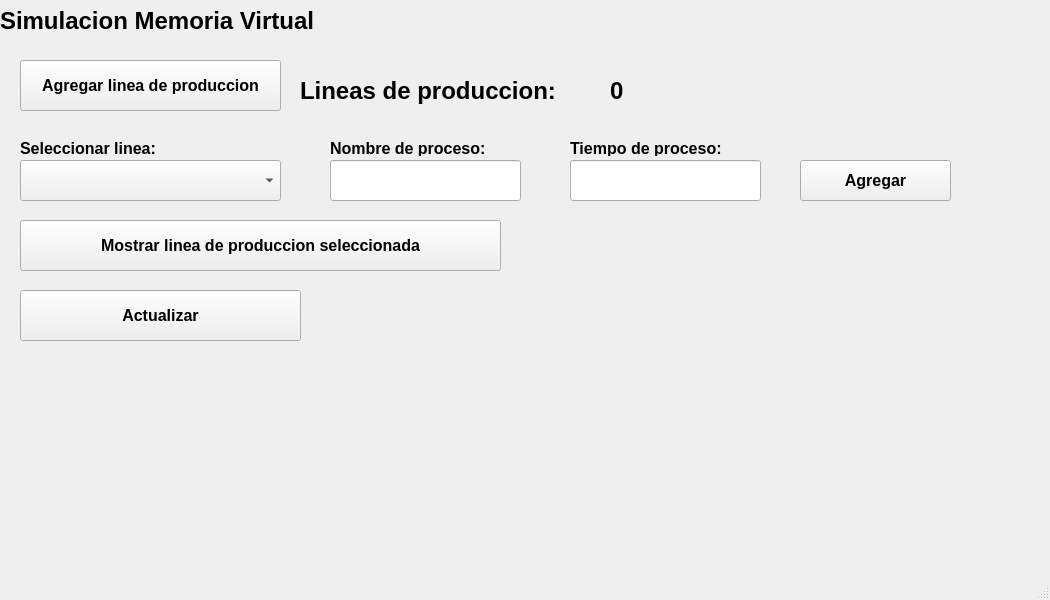
Old version of the form GUI/ventanaprincipal.ui in the repository JoseDavidSS/AED2.LineaProduccion-Simulada.
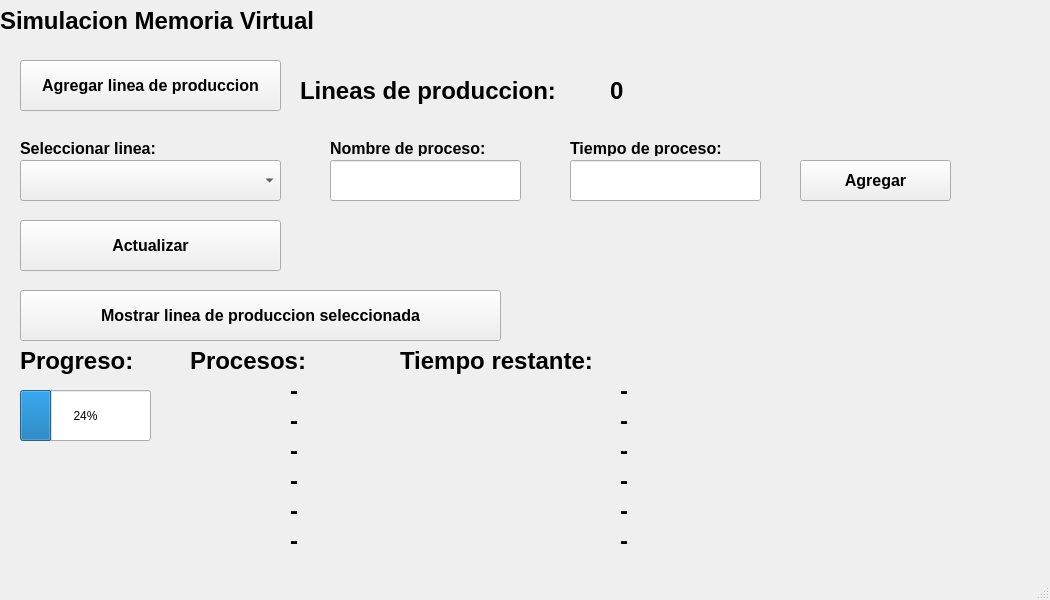
New version of the form.

Commit message: Se trabaja en la interfaz gráfica con logica

What changed in the file:
```diff
--- a/GUI/ventanaprincipal.ui
+++ b/GUI/ventanaprincipal.ui
@@ -38,7 +38,7 @@
     <property name="geometry">
      <rect>
       <x>20</x>
-      <y>220</y>
+      <y>290</y>
       <width>481</width>
       <height>51</height>
      </rect>
@@ -200,8 +200,8 @@
     <property name="geometry">
      <rect>
       <x>20</x>
-      <y>290</y>
-      <width>281</width>
+      <y>220</y>
+      <width>261</width>
       <height>51</height>
      </rect>
     </property>
@@ -256,6 +256,319 @@
      </rect>
     </property>
    </widget>
+   <widget class="QProgressBar" name="progressBar">
+    <property name="geometry">
+     <rect>
+      <x>20</x>
+      <y>390</y>
+      <width>131</width>
+      <height>51</height>
+     </rect>
+    </property>
+    <property name="value">
+     <number>24</number>
+    </property>
+   </widget>
+   <widget class="QLabel" name="label_7">
+    <property name="geometry">
+     <rect>
+      <x>20</x>
+      <y>340</y>
+      <width>131</width>
+      <height>41</height>
+     </rect>
+    </property>
+    <property name="font">
+     <font>
+      <pointsize>18</pointsize>
+      <weight>75</weight>
+      <bold>true</bold>
+     </font>
+    </property>
+    <property name="text">
+     <string>Progreso:</string>
+    </property>
+   </widget>
+   <widget class="QLabel" name="label_8">
+    <property name="geometry">
+     <rect>
+      <x>190</x>
+      <y>340</y>
+      <width>131</width>
+      <height>41</height>
+     </rect>
+    </property>
+    <property name="font">
+     <font>
+      <pointsize>18</pointsize>
+      <weight>75</weight>
+      <bold>true</bold>
+     </font>
+    </property>
+    <property name="text">
+     <string>Procesos:</string>
+    </property>
+   </widget>
+   <widget class="QLabel" name="label_9">
+    <property name="geometry">
+     <rect>
+      <x>290</x>
+      <y>370</y>
+      <width>31</width>
+      <height>41</height>
+     </rect>
+    </property>
+    <property name="font">
+     <font>
+      <pointsize>18</pointsize>
+      <weight>75</weight>
+      <bold>true</bold>
+     </font>
+    </property>
+    <property name="text">
+     <string>-</string>
+    </property>
+   </widget>
+   <widget class="QLabel" name="label_10">
+    <property name="geometry">
+     <rect>
+      <x>290</x>
+      <y>400</y>
+      <width>31</width>
+      <height>41</height>
+     </rect>
+    </property>
+    <property name="font">
+     <font>
+      <pointsize>18</pointsize>
+      <weight>75</weight>
+      <bold>true</bold>
+     </font>
+    </property>
+    <property name="text">
+     <string>-</string>
+    </property>
+   </widget>
+   <widget class="QLabel" name="label_11">
+    <property name="geometry">
+     <rect>
+      <x>290</x>
+      <y>430</y>
+      <width>31</width>
+      <height>41</height>
+     </rect>
+    </property>
+    <property name="font">
+     <font>
+      <pointsize>18</pointsize>
+      <weight>75</weight>
+      <bold>true</bold>
+     </font>
+    </property>
+    <property name="text">
+     <string>-</string>
+    </property>
+   </widget>
+   <widget class="QLabel" name="label_12">
+    <property name="geometry">
+     <rect>
+      <x>290</x>
+      <y>460</y>
+      <width>31</width>
+      <height>41</height>
+     </rect>
+    </property>
+    <property name="font">
+     <font>
+      <pointsize>18</pointsize>
+      <weight>75</weight>
+      <bold>true</bold>
+     </font>
+    </property>
+    <property name="text">
+     <string>-</string>
+    </property>
+   </widget>
+   <widget class="QLabel" name="label_13">
+    <property name="geometry">
+     <rect>
+      <x>290</x>
+      <y>490</y>
+      <width>31</width>
+      <height>41</height>
+     </rect>
+    </property>
+    <property name="font">
+     <font>
+      <pointsize>18</pointsize>
+      <weight>75</weight>
+      <bold>true</bold>
+     </font>
+    </property>
+    <property name="text">
+     <string>-</string>
+    </property>
+   </widget>
+   <widget class="QLabel" name="label_14">
+    <property name="geometry">
+     <rect>
+      <x>290</x>
+      <y>520</y>
+      <width>31</width>
+      <height>41</height>
+     </rect>
+    </property>
+    <property name="font">
+     <font>
+      <pointsize>18</pointsize>
+      <weight>75</weight>
+      <bold>true</bold>
+     </font>
+    </property>
+    <property name="text">
+     <string>-</string>
+    </property>
+   </widget>
+   <widget class="QLabel" name="label_15">
+    <property name="geometry">
+     <rect>
+      <x>400</x>
+      <y>340</y>
+      <width>241</width>
+      <height>41</height>
+     </rect>
+    </property>
+    <property name="font">
+     <font>
+      <pointsize>18</pointsize>
+      <weight>75</weight>
+      <bold>true</bold>
+     </font>
+    </property>
+    <property name="text">
+     <string>Tiempo restante:</string>
+    </property>
+   </widget>
+   <widget class="QLabel" name="label_16">
+    <property name="geometry">
+     <rect>
+      <x>620</x>
+      <y>490</y>
+      <width>31</width>
+      <height>41</height>
+     </rect>
+    </property>
+    <property name="font">
+     <font>
+      <pointsize>18</pointsize>
+      <weight>75</weight>
+      <bold>true</bold>
+     </font>
+    </property>
+    <property name="text">
+     <string>-</string>
+    </property>
+   </widget>
+   <widget class="QLabel" name="label_17">
+    <property name="geometry">
+     <rect>
+      <x>620</x>
+      <y>460</y>
+      <width>31</width>
+      <height>41</height>
+     </rect>
+    </property>
+    <property name="font">
+     <font>
+      <pointsize>18</pointsize>
+      <weight>75</weight>
+      <bold>true</bold>
+     </font>
+    </property>
+    <property name="text">
+     <string>-</string>
+    </property>
+   </widget>
+   <widget class="QLabel" name="label_18">
+    <property name="geometry">
+     <rect>
+      <x>620</x>
+      <y>430</y>
+      <width>31</width>
+      <height>41</height>
+     </rect>
+    </property>
+    <property name="font">
+     <font>
+      <pointsize>18</pointsize>
+      <weight>75</weight>
+      <bold>true</bold>
+     </font>
+    </property>
+    <property name="text">
+     <string>-</string>
+    </property>
+   </widget>
+   <widget class="QLabel" name="label_19">
+    <property name="geometry">
+     <rect>
+      <x>620</x>
+      <y>370</y>
+      <width>31</width>
+      <height>41</height>
+     </rect>
+    </property>
+    <property name="font">
+     <font>
+      <pointsize>18</pointsize>
+      <weight>75</weight>
+      <bold>true</bold>
+     </font>
+    </property>
+    <property name="text">
+     <string>-</string>
+    </property>
+   </widget>
+   <widget class="QLabel" name="label_20">
+    <property name="geometry">
+     <rect>
+      <x>620</x>
+      <y>520</y>
+      <width>31</width>
+      <height>41</height>
+     </rect>
+    </property>
+    <property name="font">
+     <font>
+      <pointsize>18</pointsize>
+      <weight>75</weight>
+      <bold>true</bold>
+     </font>
+    </property>
+    <property name="text">
+     <string>-</string>
+    </property>
+   </widget>
+   <widget class="QLabel" name="label_21">
+    <property name="geometry">
+     <rect>
+      <x>620</x>
+      <y>400</y>
+      <width>31</width>
+      <height>41</height>
+     </rect>
+    </property>
+    <property name="font">
+     <font>
+      <pointsize>18</pointsize>
+      <weight>75</weight>
+      <bold>true</bold>
+     </font>
+    </property>
+    <property name="text">
+     <string>-</string>
+    </property>
+   </widget>
   </widget>
   <widget class="QMenuBar" name="menubar">
    <property name="geometry">
```
The commit also changes 1 other file.
